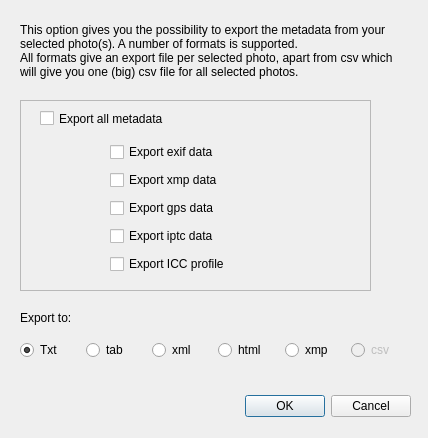
Qt form scripts/ui/export_metadata.ui (hvdwolf/pyExifToolGUI) before a commit.
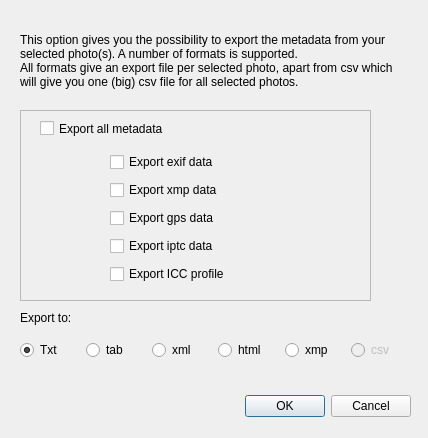
The same form after that commit.

Commit message: [OSX] increase size of export ui

Patch:
```diff
--- a/scripts/ui/export_metadata.ui
+++ b/scripts/ui/export_metadata.ui
@@ -33,7 +33,7 @@
    <property name="geometry">
     <rect>
      <x>20</x>
-     <y>100</y>
+     <y>110</y>
      <width>351</width>
      <height>191</height>
     </rect>
@@ -117,7 +117,7 @@
      <x>20</x>
      <y>10</y>
      <width>391</width>
-     <height>81</height>
+     <height>101</height>
     </rect>
    </property>
    <property name="text">
```
The commit also changes 2 other files.
